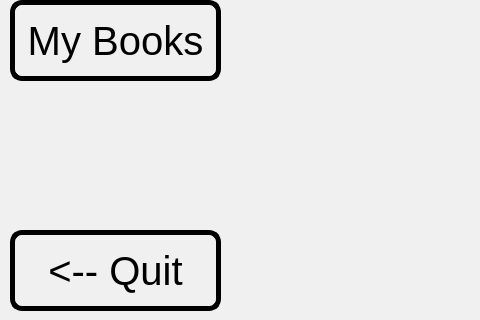
Before: the Qt Designer form BookClubProject/appWindow/publisherwindow.ui in mohammadshirizadeh-sudo/book-club, drawn with Qt 5; both pictures show x 0 to 480 and y 480 to 800 of the 1500 by 800 pixel window.
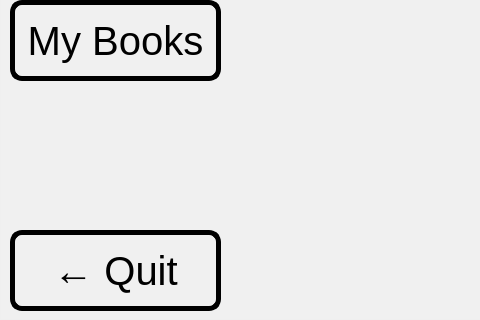
After: the same form once the commit is applied. Icons and pictures are not drawn.

```diff
--- a/BookClubProject/appWindow/publisherwindow.ui
+++ b/BookClubProject/appWindow/publisherwindow.ui
@@ -125,7 +125,7 @@
 }</string>
     </property>
     <property name="text">
-     <string>&lt;-- Quit</string>
+     <string>← Quit</string>
     </property>
    </widget>
    <widget class="QLabel" name="label">
```
